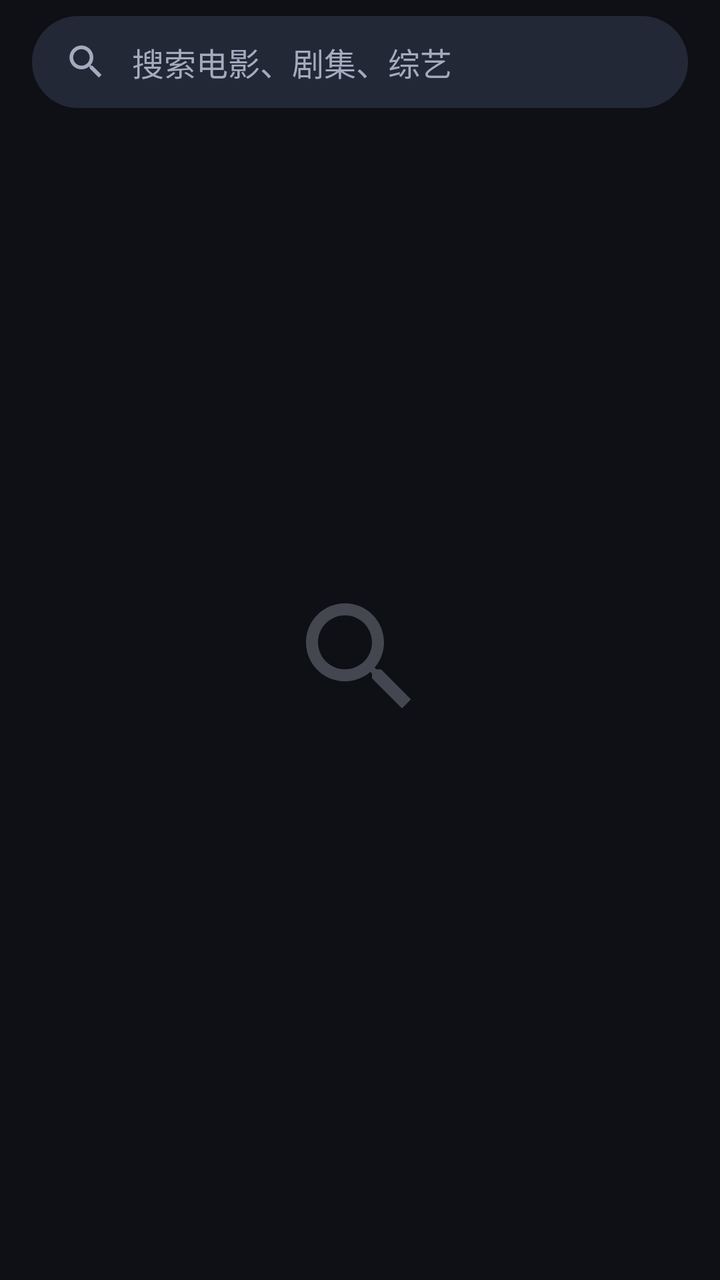
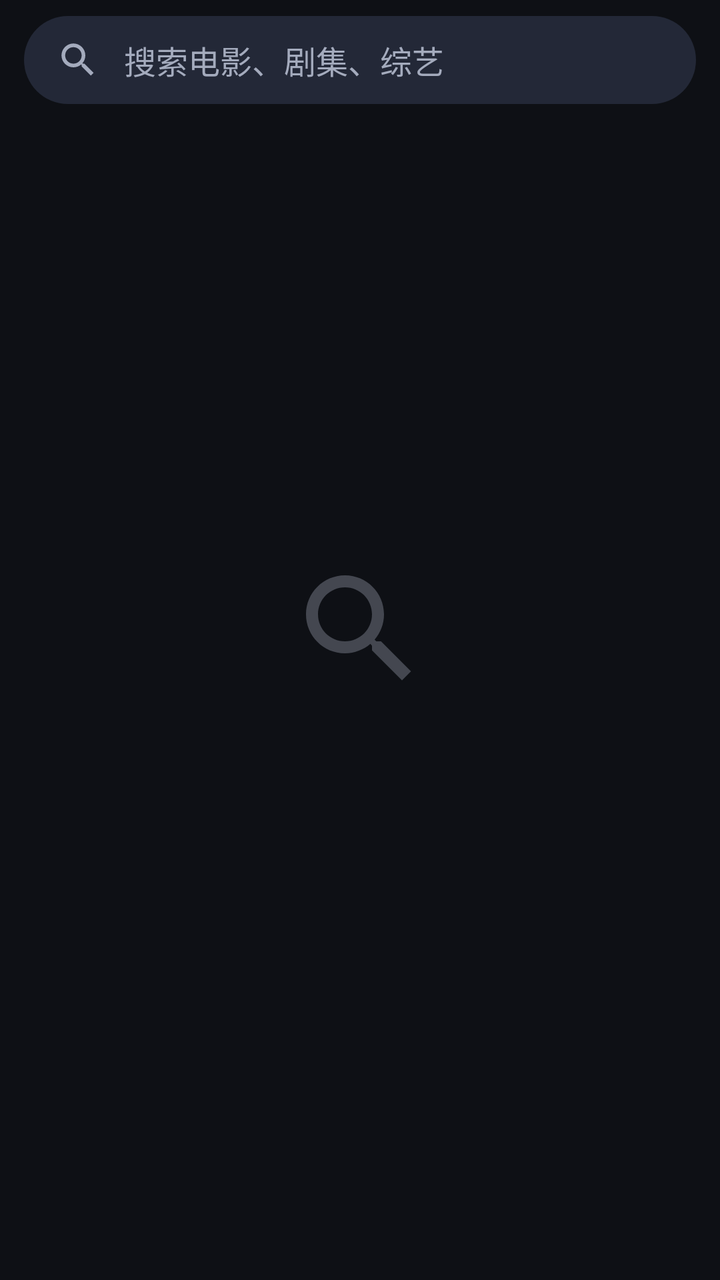

The first picture is an Android layout as it rendered before a commit; the second is the same layout after the commit. The layout source and the unified diff follow.
<!-- AndroidManifest.xml: application theme Theme.TvPlayer -->
<!-- res/layout/fragment_search.xml -->
<?xml version="1.0" encoding="utf-8"?>
<LinearLayout xmlns:android="http://schemas.android.com/apk/res/android"
    xmlns:app="http://schemas.android.com/apk/res-auto"
    android:layout_width="match_parent"
    android:layout_height="match_parent"
    android:orientation="vertical"
    android:paddingStart="16dp"
    android:paddingTop="8dp"
    android:paddingEnd="16dp">

    <LinearLayout
        android:layout_width="match_parent"
        android:layout_height="46dp"
        android:background="@drawable/bg_search_pill"
        android:gravity="center_vertical"
        android:orientation="horizontal"
        android:paddingStart="16dp"
        android:paddingEnd="6dp">

        <ImageView
            android:id="@+id/searchIcon"
            android:layout_width="22dp"
            android:layout_height="22dp"
            android:background="?attr/selectableItemBackgroundBorderless"
            android:contentDescription="@string/nav_search"
            android:src="@drawable/ic_search"
            app:tint="@color/on_surface_variant" />

        <EditText
            android:id="@+id/query"
            android:layout_width="0dp"
            android:layout_height="match_parent"
            android:layout_marginStart="12dp"
            android:layout_weight="1"
            android:background="@null"
            android:hint="@string/search_hint"
            android:imeOptions="actionSearch"
            android:importantForAutofill="no"
            android:inputType="text"
            android:maxLines="1"
            android:textColor="@color/on_surface"
            android:textColorHint="@color/on_surface_variant"
            android:textSize="16sp" />

        <ImageButton
            android:id="@+id/clear"
            android:layout_width="40dp"
            android:layout_height="40dp"
            android:background="?attr/selectableItemBackgroundBorderless"
            android:contentDescription="清除"
            android:src="@drawable/ic_clear"
            android:visibility="gone"
            app:tint="@color/on_surface_variant" />

    </LinearLayout>

    <LinearLayout
        android:id="@+id/historyBox"
        android:layout_width="match_parent"
        android:layout_height="wrap_content"
        android:layout_marginTop="2dp"
        android:orientation="vertical"
        android:visibility="gone">

        <HorizontalScrollView
            android:layout_width="match_parent"
            android:layout_height="wrap_content"
            android:scrollbars="none">

            <com.google.android.material.chip.ChipGroup
                android:id="@+id/history"
                android:layout_width="wrap_content"
                android:layout_height="wrap_content"
                app:singleLine="true" />

        </HorizontalScrollView>

    </LinearLayout>

    <com.google.android.material.progressindicator.LinearProgressIndicator
        android:id="@+id/progress"
        android:layout_width="match_parent"
        android:layout_height="wrap_content"
        android:layout_marginTop="4dp"
        android:indeterminate="true"
        android:visibility="invisible"
        app:trackCornerRadius="1dp"
        app:trackThickness="2dp" />

    <TextView
        android:id="@+id/status"
        android:layout_width="match_parent"
        android:layout_height="wrap_content"
        android:paddingTop="2dp"
        android:paddingBottom="2dp"
        android:textAppearance="?attr/textAppearanceBodySmall"
        android:textColor="@color/on_surface_variant" />

    <FrameLayout
        android:layout_width="match_parent"
        android:layout_height="0dp"
        android:layout_weight="1">

        <androidx.recyclerview.widget.RecyclerView
        android:descendantFocusability="afterDescendants"
        android:focusable="false"
            android:id="@+id/results"
            android:layout_width="match_parent"
            android:layout_height="match_parent"
            android:clipToPadding="false"
            android:paddingStart="8dp"
            android:paddingTop="8dp"
            android:paddingEnd="8dp"
            android:paddingBottom="8dp" />

        <androidx.core.widget.NestedScrollView
            android:id="@+id/hot"
            android:layout_width="match_parent"
            android:layout_height="match_parent"
            android:focusable="false"
            android:overScrollMode="never"
            android:visibility="gone">

            <LinearLayout
                android:id="@+id/hotList"
                android:layout_width="match_parent"
                android:layout_height="wrap_content"
                android:orientation="vertical"
                android:paddingBottom="16dp" />

        </androidx.core.widget.NestedScrollView>

        <include
            android:id="@+id/empty"
            layout="@layout/view_empty" />

    </FrameLayout>

</LinearLayout>
<!-- res/layout/view_empty.xml (included above) -->
<?xml version="1.0" encoding="utf-8"?>
<LinearLayout xmlns:android="http://schemas.android.com/apk/res/android"
    android:layout_width="match_parent"
    android:layout_height="match_parent"
    android:gravity="center"
    android:orientation="vertical"
    android:padding="32dp">

    <ImageView
        android:id="@+id/emptyIcon"
        android:layout_width="72dp"
        android:layout_height="72dp"
        android:alpha="0.35"
        android:contentDescription="@null"
        android:src="@drawable/ic_search"
        app:tint="@color/on_surface_variant"
        xmlns:app="http://schemas.android.com/apk/res-auto" />

    <TextView
        android:id="@+id/emptyTitle"
        android:layout_width="wrap_content"
        android:layout_height="wrap_content"
        android:layout_marginTop="16dp"
        android:textAppearance="?attr/textAppearanceTitleMedium" />

    <TextView
        android:id="@+id/emptySub"
        android:layout_width="wrap_content"
        android:layout_height="wrap_content"
        android:layout_marginTop="6dp"
        android:gravity="center"
        android:textAppearance="?attr/textAppearanceBodyMedium"
        android:textColor="@color/on_surface_variant" />

</LinearLayout>
<!-- resources referenced by this layout -->
<resources>
  <color name="on_surface">#E8EAF0</color>
  <color name="on_surface_variant">#A4ABBD</color>
  <!-- drawable bg_search_pill (drawable) -->
  <?xml version="1.0" encoding="utf-8"?>
  <shape xmlns:android="http://schemas.android.com/apk/res/android">
      <solid android:color="@color/surface_variant" />
      <corners android:radius="28dp" />
  </shape>
  <!-- drawable ic_clear (drawable) -->
  <?xml version="1.0" encoding="utf-8"?>
  <vector xmlns:android="http://schemas.android.com/apk/res/android"
      android:width="24dp"
      android:height="24dp"
      android:viewportWidth="24"
      android:viewportHeight="24"
      android:tint="?attr/colorControlNormal">
      <path
          android:fillColor="#FF000000"
          android:pathData="M19,6.41L17.59,5 12,10.59 6.41,5 5,6.41 10.59,12 5,17.59 6.41,19 12,13.41 17.59,19 19,17.59 13.41,12z" />
  </vector>
  <!-- drawable ic_search (drawable) -->
  <?xml version="1.0" encoding="utf-8"?>
  <vector xmlns:android="http://schemas.android.com/apk/res/android"
      android:width="24dp"
      android:height="24dp"
      android:viewportWidth="24"
      android:viewportHeight="24"
      android:tint="?attr/colorControlNormal">
      <path
          android:fillColor="#FF000000"
          android:pathData="M15.5,14h-0.79l-0.28,-0.27C15.41,12.59 16,11.11 16,9.5 16,5.91 13.09,3 9.5,3S3,5.91 3,9.5 5.91,16 9.5,16c1.61,0 3.09,-0.59 4.23,-1.57l0.27,0.28v0.79l5,4.99L20.49,19l-4.99,-5zM9.5,14C7.01,14 5,11.99 5,9.5S7.01,5 9.5,5 14,7.01 14,9.5 11.99,14 9.5,14z" />
  </vector>
  <string name="nav_search">发现</string>
  <string name="search_hint">搜索电影、剧集、综艺</string>
  <style name="Theme.TvPlayer" parent="Theme.Material3.Dark.NoActionBar">
          <item name="colorPrimary">@color/accent</item>
          <item name="colorOnPrimary">#00224D</item>
          <item name="colorPrimaryContainer">@color/accent_container</item>
          <item name="colorOnPrimaryContainer">#D6E4FF</item>
          <item name="colorSecondary">#AFC3EA</item>
          <item name="colorSecondaryContainer">#2A3550</item>
          <item name="colorOnSecondaryContainer">#DCE6FA</item>
          <item name="colorSurface">@color/surface</item>
          <item name="colorOnSurface">@color/on_surface</item>
          <item name="colorSurfaceVariant">@color/surface_variant</item>
          <item name="colorOnSurfaceVariant">@color/on_surface_variant</item>
          <item name="colorOutline">@color/outline</item>
          <item name="colorOutlineVariant">@color/outline</item>
          <item name="android:colorBackground">@color/bg</item>
          <item name="android:windowBackground">@color/bg</item>
          <item name="android:statusBarColor">@android:color/transparent</item>
          <item name="android:navigationBarColor">@color/surface</item>
          <item name="android:windowLightStatusBar">false</item>
          <item name="bottomNavigationStyle">@style/Widget.TvPlayer.Nav</item>
      </style>
  <color name="surface_variant">#232837</color>
  <color name="accent">#6EA8FF</color>
  <color name="accent_container">#1E3B6B</color>
  <color name="surface">#161923</color>
  <color name="outline">#363C50</color>
  <color name="bg">#0E1015</color>
  <style name="Widget.TvPlayer.Nav" parent="Widget.Material3.BottomNavigationView">
          <item name="backgroundTint">@color/surface</item>
          <item name="itemActiveIndicatorStyle">@style/Widget.TvPlayer.NavIndicator</item>
          <item name="elevation">0dp</item>
      </style>
  <style name="Widget.TvPlayer.NavIndicator" parent="Widget.Material3.BottomNavigationView.ActiveIndicator">
          <item name="android:color">@color/accent_container</item>
      </style>
</resources>

<!-- the commit's change to res/layout/fragment_search.xml (unified diff, before → after) -->
@@ -4,13 +4,13 @@
     android:layout_width="match_parent"
     android:layout_height="match_parent"
     android:orientation="vertical"
-    android:paddingStart="16dp"
+    android:paddingStart="12dp"
     android:paddingTop="8dp"
-    android:paddingEnd="16dp">
+    android:paddingEnd="12dp">
 
     <LinearLayout
         android:layout_width="match_parent"
-        android:layout_height="46dp"
+        android:layout_height="44dp"
         android:background="@drawable/bg_search_pill"
         android:gravity="center_vertical"
         android:orientation="horizontal"
@@ -58,7 +58,7 @@
         android:id="@+id/historyBox"
         android:layout_width="match_parent"
         android:layout_height="wrap_content"
-        android:layout_marginTop="2dp"
+        android:layout_marginTop="10dp"
         android:orientation="vertical"
         android:visibility="gone">
 
@@ -71,6 +71,7 @@
                 android:id="@+id/history"
                 android:layout_width="wrap_content"
                 android:layout_height="wrap_content"
+                app:chipSpacingVertical="0dp"
                 app:singleLine="true" />
 
         </HorizontalScrollView>
@@ -83,7 +84,7 @@
         android:layout_height="wrap_content"
         android:layout_marginTop="4dp"
         android:indeterminate="true"
-        android:visibility="invisible"
+        android:visibility="gone"
         app:trackCornerRadius="1dp"
         app:trackThickness="2dp" />
 
@@ -94,7 +95,8 @@
         android:paddingTop="2dp"
         android:paddingBottom="2dp"
         android:textAppearance="?attr/textAppearanceBodySmall"
-        android:textColor="@color/on_surface_variant" />
+        android:textColor="@color/on_surface_variant"
+        android:visibility="gone" />
 
     <FrameLayout
         android:layout_width="match_parent"
